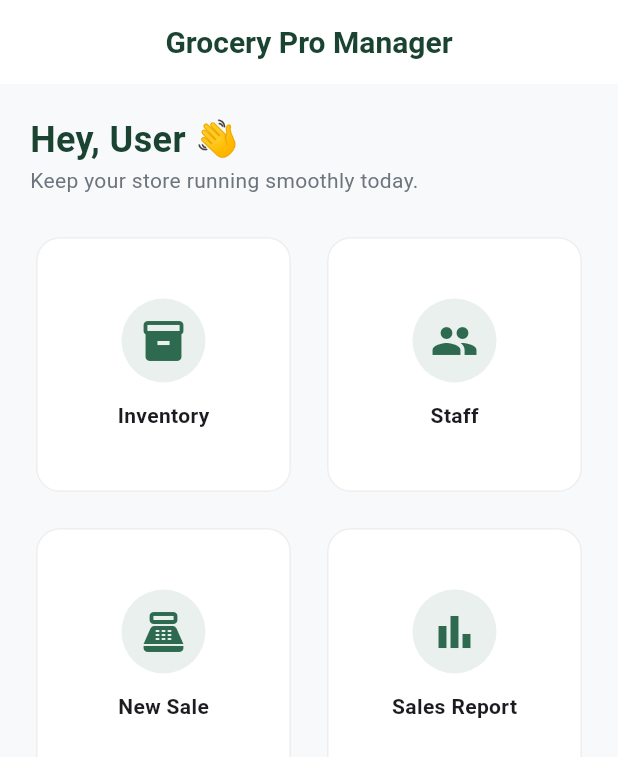
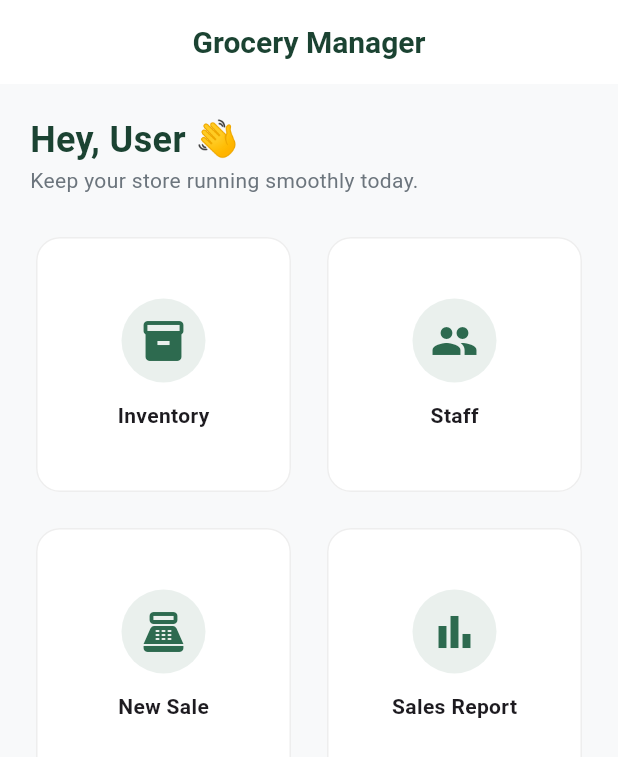
Before and after one commit to amirimranflutter/grocery_store_localxampphp, a Flutter app: the screen it shows after launch, on a phone screen of 412 x 824 dp. Shown: the top 757 px of the screen. Run offline on Flutter 3.47's test engine with Material 3 defaults, Android fonts, the phone set to English and light mode, and no system bars.

Commit message:
bug fixes

```diff
--- a/lib/geroceryStore/screens/dashBoard.dart
+++ b/lib/geroceryStore/screens/dashBoard.dart
@@ -13,7 +13,7 @@ class DashboardScreen extends StatelessWidget {
   Widget build(BuildContext context) {
     return Scaffold(
       appBar: AppBar(
-        title: const Text('Grocery Pro Manager'),
+        title: const Text('Grocery Manager'),
       ),
       body: Padding(
         padding: const EdgeInsets.all(AppConstants.defaultPadding),
```
Also changed, not shown: lib/geroceryStore/screens/inventory/inventory.dart (+4 -4 lines).
